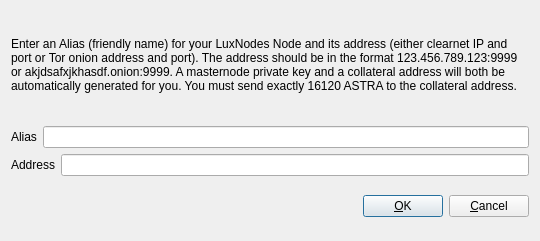
First picture: the form in src/qt/forms/addeditluxnode.ui, repository KingricharVD/astra, before the edit.
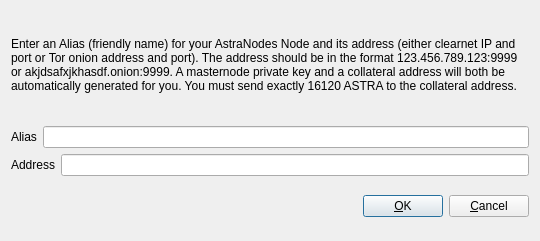
Second picture: the form after the edit.

```diff
--- a/src/qt/forms/addeditluxnode.ui
+++ b/src/qt/forms/addeditluxnode.ui
@@ -34,7 +34,7 @@
         </sizepolicy>
        </property>
        <property name="text">
-        <string>&lt;html&gt;&lt;head/&gt;&lt;body&gt;&lt;p&gt;Enter an Alias (friendly name) for your LuxNodes Node and its address (either clearnet IP and port or Tor onion address and port).  The address should be in the format 123.456.789.123:9999 or akjdsafxjkhasdf.onion:9999.  A masternode private key and a collateral address will both be automatically generated for you.  You must send exactly 16120 ASTRA to the collateral address.&lt;/p&gt;&lt;/body&gt;&lt;/html&gt;</string>
+        <string>&lt;html&gt;&lt;head/&gt;&lt;body&gt;&lt;p&gt;Enter an Alias (friendly name) for your AstraNodes Node and its address (either clearnet IP and port or Tor onion address and port).  The address should be in the format 123.456.789.123:9999 or akjdsafxjkhasdf.onion:9999.  A masternode private key and a collateral address will both be automatically generated for you.  You must send exactly 16120 ASTRA to the collateral address.&lt;/p&gt;&lt;/body&gt;&lt;/html&gt;</string>
        </property>
        <property name="wordWrap">
         <bool>true</bool>
```
Left out of the diff: 6 changed lines with no effect on the pictures.
